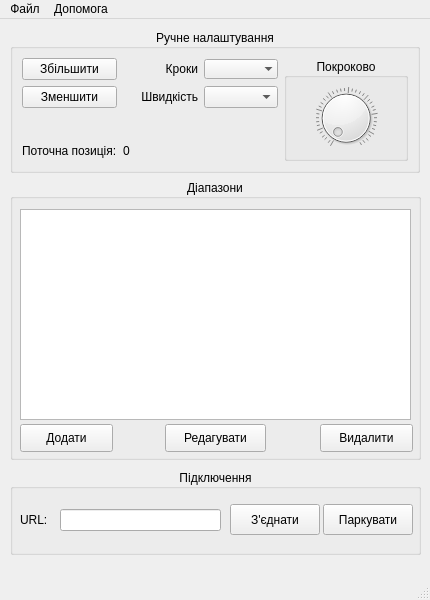
Before: the Qt Designer form ui.ui in neurotoxin78/pyqloop_controller, drawn with Qt 5.
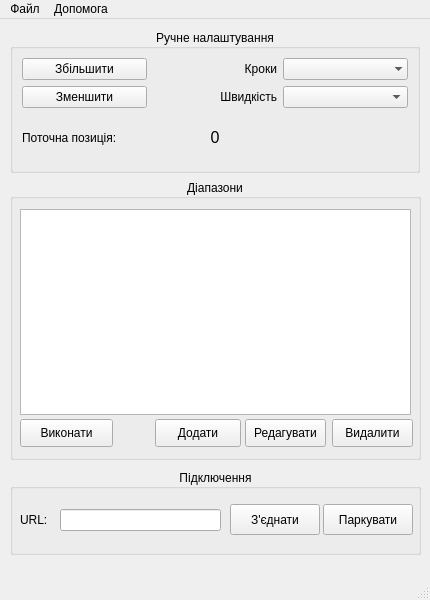
After: the same form once the commit is applied.

Commit message: remove unneeded widget

The edit to the form file:
```diff
--- a/ui.ui
+++ b/ui.ui
@@ -18,7 +18,7 @@
   </property>
   <property name="maximumSize">
    <size>
-    <width>800</width>
+    <width>430</width>
     <height>600</height>
    </size>
   </property>
@@ -52,88 +52,54 @@
        </property>
       </widget>
      </item>
-     <item row="0" column="4" rowspan="4">
-      <widget class="QGroupBox" name="finetuningGroup">
-       <property name="title">
-        <string>Покроково</string>
-       </property>
-       <property name="alignment">
-        <set>Qt::AlignCenter</set>
-       </property>
-       <property name="flat">
-        <bool>false</bool>
-       </property>
-       <layout class="QGridLayout" name="gridLayout_2">
-        <item row="0" column="0">
-         <widget class="QDial" name="fineTuning">
-          <property name="maximum">
-           <number>1024</number>
-          </property>
-          <property name="tracking">
-           <bool>false</bool>
-          </property>
-          <property name="orientation">
-           <enum>Qt::Horizontal</enum>
-          </property>
-          <property name="invertedAppearance">
-           <bool>false</bool>
-          </property>
-          <property name="invertedControls">
-           <bool>false</bool>
-          </property>
-          <property name="wrapping">
-           <bool>false</bool>
-          </property>
-          <property name="notchTarget">
-           <double>26.000000000000000</double>
-          </property>
-          <property name="notchesVisible">
-           <bool>true</bool>
-          </property>
-         </widget>
-        </item>
-       </layout>
-      </widget>
-     </item>
-     <item row="1" column="0">
-      <widget class="QPushButton" name="downButton">
-       <property name="text">
-        <string>Зменшити</string>
-       </property>
-      </widget>
-     </item>
-     <item row="3" column="0">
-      <widget class="QLabel" name="label">
-       <property name="text">
-        <string>Поточна позиція:</string>
-       </property>
-      </widget>
-     </item>
-     <item row="3" column="1">
+     <item row="5" column="2">
       <widget class="QLabel" name="current_position_label">
+       <property name="font">
+        <font>
+         <pointsize>12</pointsize>
+         <weight>50</weight>
+         <bold>false</bold>
+        </font>
+       </property>
        <property name="text">
         <string>0</string>
        </property>
-      </widget>
-     </item>
-     <item row="0" column="1">
-      <widget class="QLabel" name="steplabel">
-       <property name="text">
-        <string>Кроки</string>
-       </property>
        <property name="alignment">
-        <set>Qt::AlignRight|Qt::AlignTrailing|Qt::AlignVCenter</set>
+        <set>Qt::AlignCenter</set>
        </property>
       </widget>
      </item>
-     <item row="0" column="2">
+     <item row="0" column="3">
       <widget class="QComboBox" name="step_comboBox">
+       <property name="sizePolicy">
+        <sizepolicy hsizetype="Preferred" vsizetype="Preferred">
+         <horstretch>0</horstretch>
+         <verstretch>0</verstretch>
+        </sizepolicy>
+       </property>
        <property name="frame">
         <bool>false</bool>
        </property>
       </widget>
      </item>
-     <item row="1" column="1">
+     <item row="3" column="3">
+      <widget class="QComboBox" name="speed_comboBox">
+       <property name="sizePolicy">
+        <sizepolicy hsizetype="Preferred" vsizetype="Preferred">
+         <horstretch>0</horstretch>
+         <verstretch>0</verstretch>
+        </sizepolicy>
+       </property>
+      </widget>
+     </item>
+     <item row="5" column="0">
+      <widget class="QLabel" name="label">
+       <property name="text">
+        <string>Поточна позиція:</string>
+       </property>
+      </widget>
+     </item>
+     <item row="3" column="2">
       <widget class="QLabel" name="speedlabel">
        <property name="text">
         <string>Швидкість</string>
@@ -143,8 +109,22 @@
        </property>
       </widget>
      </item>
-     <item row="1" column="2">
-      <widget class="QComboBox" name="speed_comboBox"/>
+     <item row="3" column="0">
+      <widget class="QPushButton" name="downButton">
+       <property name="text">
+        <string>Зменшити</string>
+       </property>
+      </widget>
+     </item>
+     <item row="0" column="2">
+      <widget class="QLabel" name="steplabel">
+       <property name="text">
+        <string>Кроки</string>
+       </property>
+       <property name="alignment">
+        <set>Qt::AlignRight|Qt::AlignTrailing|Qt::AlignVCenter</set>
+       </property>
+      </widget>
      </item>
     </layout>
    </widget>
@@ -169,16 +149,16 @@
        <x>10</x>
        <y>30</y>
        <width>391</width>
-       <height>211</height>
+       <height>206</height>
       </rect>
      </property>
     </widget>
     <widget class="QPushButton" name="addButton">
      <property name="geometry">
       <rect>
-       <x>10</x>
-       <y>245</y>
-       <width>93</width>
+       <x>145</x>
+       <y>240</y>
+       <width>86</width>
        <height>28</height>
       </rect>
      </property>
@@ -189,9 +169,9 @@
     <widget class="QPushButton" name="editButton">
      <property name="geometry">
       <rect>
-       <x>155</x>
-       <y>245</y>
-       <width>101</width>
+       <x>235</x>
+       <y>240</y>
+       <width>81</width>
        <height>28</height>
       </rect>
      </property>
@@ -202,9 +182,9 @@
     <widget class="QPushButton" name="deleteButton">
      <property name="geometry">
       <rect>
-       <x>310</x>
-       <y>245</y>
-       <width>93</width>
+       <x>322</x>
+       <y>240</y>
+       <width>81</width>
        <height>28</height>
       </rect>
      </property>
@@ -212,6 +192,19 @@
       <string>Видалити</string>
      </property>
     </widget>
+    <widget class="QPushButton" name="runButton">
+     <property name="geometry">
+      <rect>
+       <x>10</x>
+       <y>240</y>
+       <width>93</width>
+       <height>28</height>
+      </rect>
+     </property>
+     <property name="text">
+      <string>Виконати</string>
+     </property>
+    </widget>
    </widget>
    <widget class="QGroupBox" name="connect_groupBox">
     <property name="geometry">
```
The commit also changes 3 other files.
